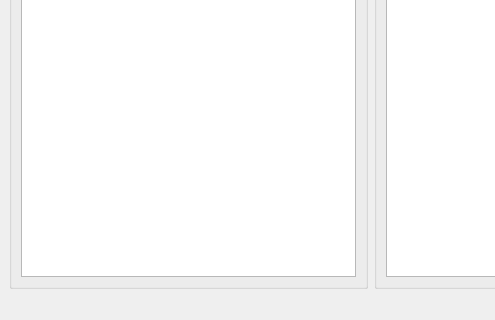
robgura/auction-manager, file view/ui/mainform.ui: the form before one commit; both pictures show x 0 to 495 and y 148 to 468 of the 866 by 468 pixel window.
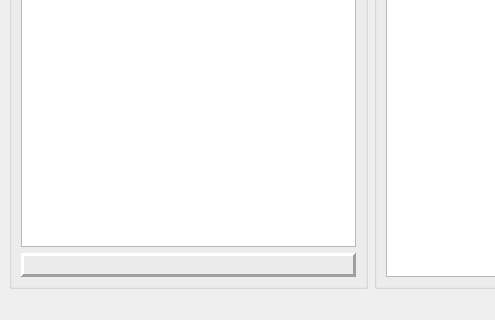
The form after the commit.

Commit message:
added owner info
committer: Rob <rob@paris.com>

What changed in the file:
```diff
--- a/view/ui/mainform.ui
+++ b/view/ui/mainform.ui
@@ -33,6 +33,24 @@
          </property>
         </widget>
        </item>
+       <item>
+        <widget class="QFrame" name="ownerInfo" >
+         <property name="frameShape" >
+          <enum>QFrame::Panel</enum>
+         </property>
+         <property name="frameShadow" >
+          <enum>QFrame::Raised</enum>
+         </property>
+         <property name="lineWidth" >
+          <number>3</number>
+         </property>
+         <layout class="QVBoxLayout" >
+          <item>
+           <layout class="QHBoxLayout" />
+          </item>
+         </layout>
+        </widget>
+       </item>
       </layout>
      </widget>
     </item>
```
The commit also changes 5 other files.
